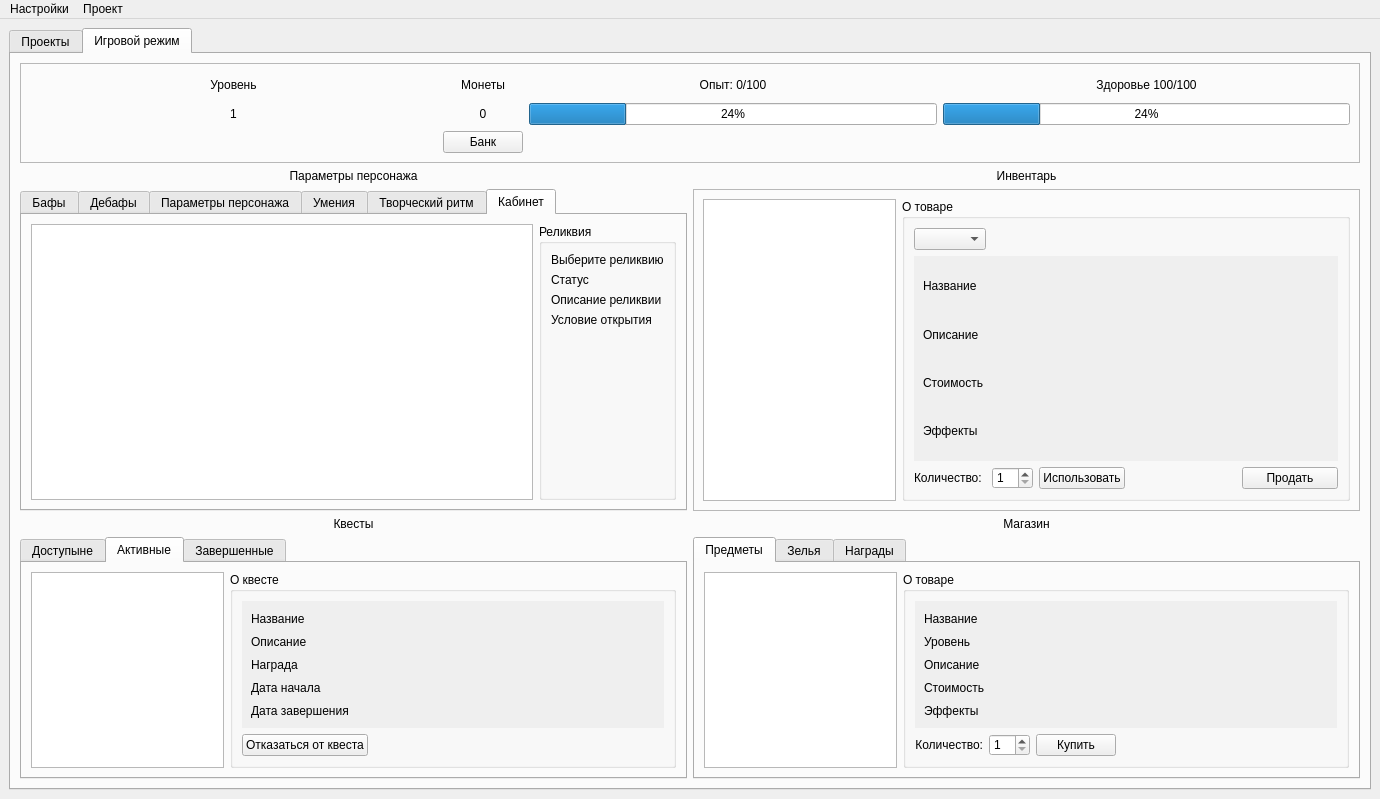
The window that UI template/main_window.ui (nevskyforever/nfprogress) describes before a commit, drawn with Qt 5.
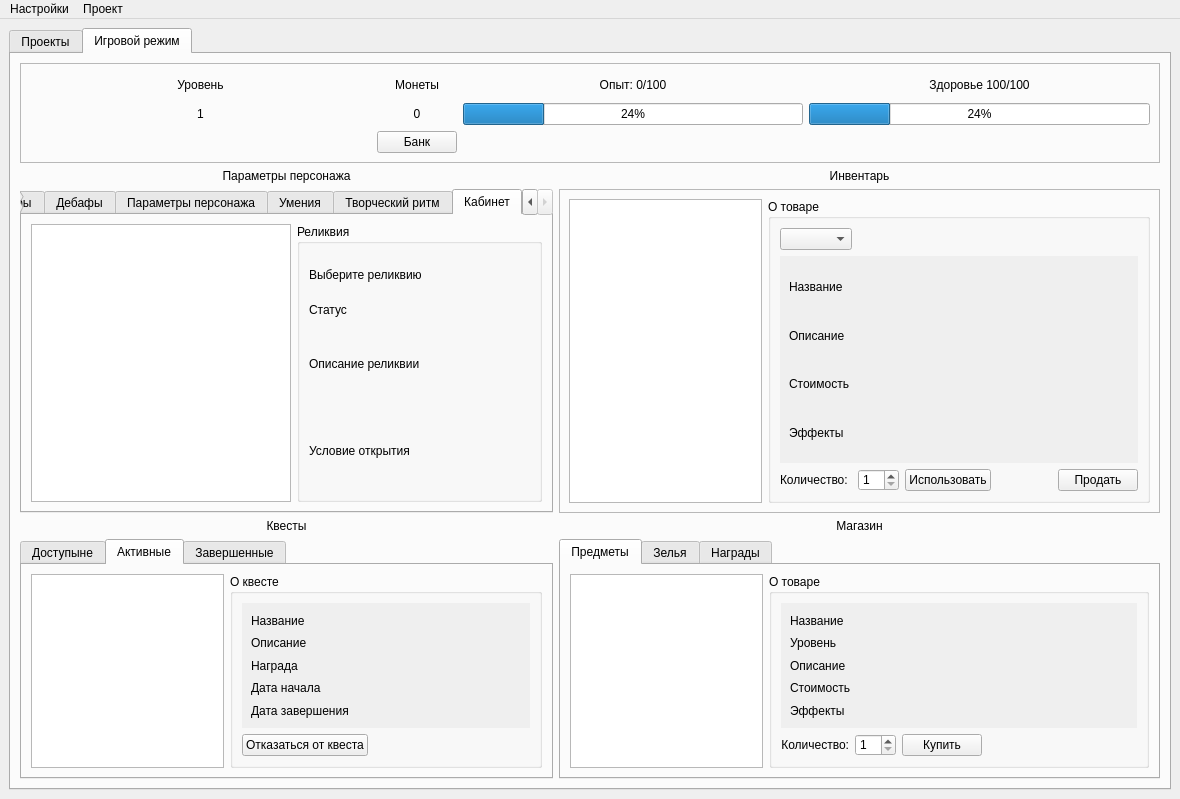
The same window after the commit. The open tabs and pages were chosen to show the change.

```diff
--- a/UI template/main_window.ui
+++ b/UI template/main_window.ui
@@ -6,8 +6,8 @@
    <rect>
     <x>0</x>
     <y>0</y>
-    <width>1380</width>
-    <height>765</height>
+    <width>1180</width>
+    <height>720</height>
    </rect>
   </property>
   <property name="font">
@@ -2918,6 +2918,7 @@
               <item><property name="text"><string>Марафон — 10 000 символов</string></property></item>
               <item><property name="text"><string>Ритм — 4 продуктивных дня</string></property></item>
               <item><property name="text"><string>Чистый поток — 5 сессий</string></property></item>
+              <item><property name="text"><string>Редакторская неделя — 3 сессии</string></property></item>
              </widget>
             </item>
             <item row="3" column="2">
@@ -3011,17 +3012,36 @@
            </layout>
           </widget>
           <widget class="QWidget" name="cabinet_tab">
+           <property name="sizePolicy">
+            <sizepolicy hsizetype="Ignored" vsizetype="Ignored">
+             <horstretch>0</horstretch>
+             <verstretch>0</verstretch>
+            </sizepolicy>
+           </property>
            <attribute name="title"><string>Кабинет</string></attribute>
            <layout class="QHBoxLayout" name="cabinet_layout">
-            <item><widget class="QListWidget" name="cabinet_relics_list"/></item>
+            <item>
+             <widget class="QListWidget" name="cabinet_relics_list">
+              <property name="minimumSize"><size><width>180</width><height>0</height></size></property>
+              <property name="maximumSize"><size><width>260</width><height>16777215</height></size></property>
+              <property name="horizontalScrollBarPolicy"><enum>Qt::ScrollBarPolicy::ScrollBarAsNeeded</enum></property>
+             </widget>
+            </item>
             <item>
              <widget class="QGroupBox" name="cabinet_relic_details">
+              <property name="sizePolicy">
+               <sizepolicy hsizetype="Ignored" vsizetype="Expanding">
+                <horstretch>0</horstretch>
+                <verstretch>0</verstretch>
+               </sizepolicy>
+              </property>
+              <property name="minimumSize"><size><width>0</width><height>0</height></size></property>
               <property name="title"><string>Реликвия</string></property>
               <layout class="QVBoxLayout" name="cabinet_relic_details_layout">
-               <item><widget class="QLabel" name="cabinet_relic_name"><property name="text"><string>Выберите реликвию</string></property><property name="wordWrap"><bool>true</bool></property></widget></item>
+               <item><widget class="QLabel" name="cabinet_relic_name"><property name="minimumSize"><size><width>0</width><height>44</height></size></property><property name="maximumSize"><size><width>16777215</width><height>44</height></size></property><property name="text"><string>Выберите реликвию</string></property><property name="wordWrap"><bool>true</bool></property></widget></item>
                <item><widget class="QLabel" name="cabinet_relic_unlock_status"><property name="text"><string>Статус</string></property></widget></item>
-               <item><widget class="QLabel" name="cabinet_relic_description"><property name="text"><string>Описание реликвии</string></property><property name="wordWrap"><bool>true</bool></property></widget></item>
-               <item><widget class="QLabel" name="cabinet_relic_condition"><property name="text"><string>Условие открытия</string></property><property name="wordWrap"><bool>true</bool></property></widget></item>
+               <item><widget class="QLabel" name="cabinet_relic_description"><property name="minimumSize"><size><width>0</width><height>82</height></size></property><property name="maximumSize"><size><width>16777215</width><height>82</height></size></property><property name="text"><string>Описание реликвии</string></property><property name="wordWrap"><bool>true</bool></property></widget></item>
+               <item><widget class="QLabel" name="cabinet_relic_condition"><property name="minimumSize"><size><width>0</width><height>82</height></size></property><property name="maximumSize"><size><width>16777215</width><height>82</height></size></property><property name="text"><string>Условие открытия</string></property><property name="wordWrap"><bool>true</bool></property></widget></item>
                <item><spacer name="cabinet_relic_spacer"><property name="orientation"><enum>Qt::Orientation::Vertical</enum></property><property name="sizeHint" stdset="0"><size><width>20</width><height>40</height></size></property></spacer></item>
               </layout>
              </widget>
```
